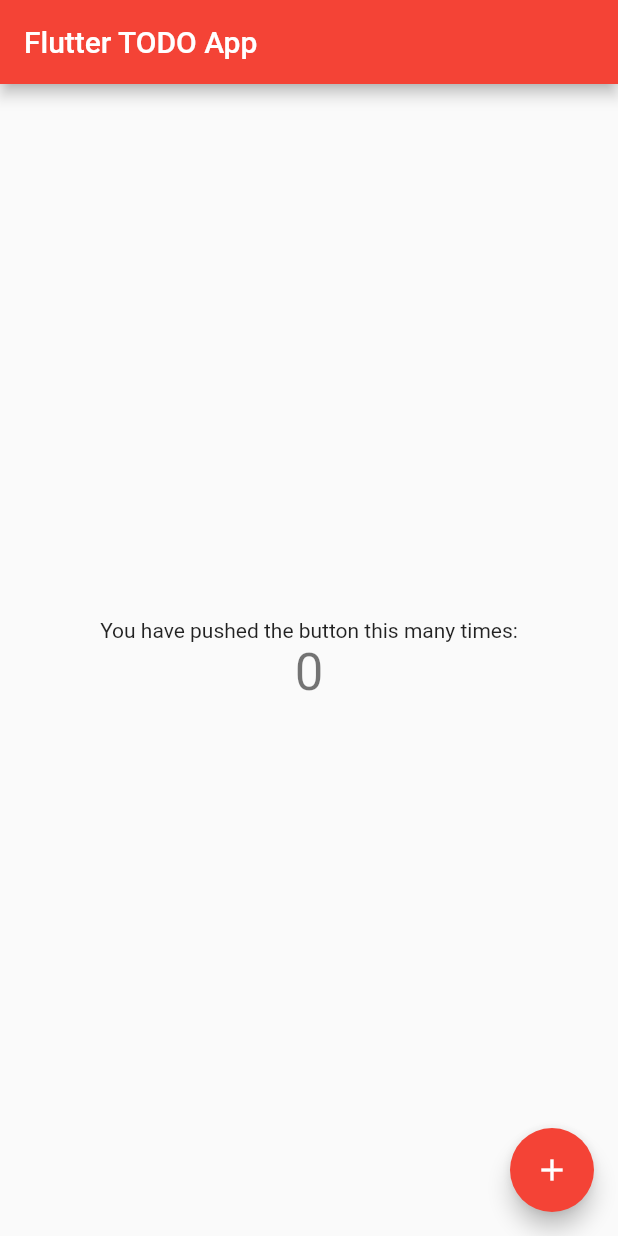
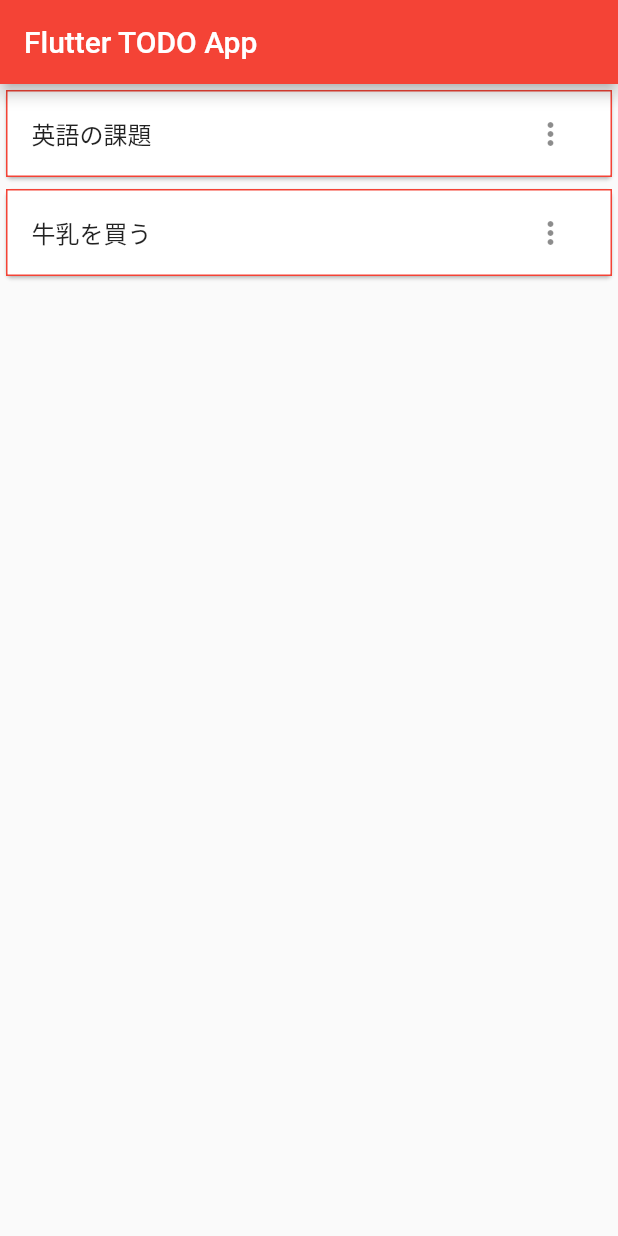
Before and after one commit to ramtiga/flutter_todo, a Flutter app: the screen it shows after launch, on a phone screen of 412 x 824 dp. Run offline on Flutter 3.47's test engine with Material 2 defaults, Android fonts, the phone set to English and light mode, and no system bars.

Commit message:
Change UI my home page

```diff
--- a/lib/main.dart
+++ b/lib/main.dart
@@ -1,4 +1,5 @@
 import 'package:flutter/material.dart';
+import 'my_home_page.dart';
 
 void main() {
   runApp(MyApp());
@@ -30,88 +31,3 @@ class MyApp extends StatelessWidget {
     );
   }
 }
-
-class MyHomePage extends StatefulWidget {
-  MyHomePage({Key key, this.title}) : super(key: key);
-
-  // This widget is the home page of your application. It is stateful, meaning
-  // that it has a State object (defined below) that contains fields that affect
-  // how it looks.
-
-  // This class is the configuration for the state. It holds the values (in this
-  // case the title) provided by the parent (in this case the App widget) and
-  // used by the build method of the State. Fields in a Widget subclass are
-  // always marked "final".
-
-  final String title;
-
-  @override
-  _MyHomePageState createState() => _MyHomePageState();
-}
-
-class _MyHomePageState extends State<MyHomePage> {
-  int _counter = 0;
-
-  void _incrementCounter() {
-    setState(() {
-      // This call to setState tells the Flutter framework that something has
-      // changed in this State, which causes it to rerun the build method below
-      // so that the display can reflect the updated values. If we changed
-      // _counter without calling setState(), then the build method would not be
-      // called again, and so nothing would appear to happen.
-      _counter++;
-    });
-  }
-
-  @override
-  Widget build(BuildContext context) {
-    // This method is rerun every time setState is called, for instance as done
-    // by the _incrementCounter method above.
-    //
-    // The Flutter framework has been optimized to make rerunning build methods
-    // fast, so that you can just rebuild anything that needs updating rather
-    // than having to individually change instances of widgets.
-    return Scaffold(
-      appBar: AppBar(
-        // Here we take the value from the MyHomePage object that was created by
-        // the App.build method, and use it to set our appbar title.
-        title: Text(widget.title),
-      ),
-      body: Center(
-        // Center is a layout widget. It takes a single child and positions it
-        // in the middle of the parent.
-        child: Column(
-          // Column is also a layout widget. It takes a list of children and
-          // arranges them vertically. By default, it sizes itself to fit its
-          // children horizontally, and tries to be as tall as its parent.
-          //
-          // Invoke "debug painting" (press "p" in the console, choose the
-          // "Toggle Debug Paint" action from the Flutter Inspector in Android
-          // Studio, or the "Toggle Debug Paint" command in Visual Studio Code)
-          // to see the wireframe for each widget.
-          //
-          // Column has various properties to control how it sizes itself and
-          // how it positions its children. Here we use mainAxisAlignment to
-          // center the children vertically; the main axis here is the vertical
-          // axis because Columns are vertical (the cross axis would be
-          // horizontal).
-          mainAxisAlignment: MainAxisAlignment.center,
-          children: <Widget>[
-            Text(
-              'You have pushed the button this many times:',
-            ),
-            Text(
-              '$_counter',
-              style: Theme.of(context).textTheme.headline4,
-            ),
-          ],
-        ),
-      ),
-      floatingActionButton: FloatingActionButton(
-        onPressed: _incrementCounter,
-        tooltip: 'Increment',
-        child: Icon(Icons.add),
-      ), // This trailing comma makes auto-formatting nicer for build methods.
-    );
-  }
-}
--- /dev/null
+++ b/lib/my_home_page.dart
@@ -0,0 +1,50 @@
+import 'package:flutter/material.dart';
+
+class MyHomePage extends StatefulWidget {
+  MyHomePage({Key key, this.title}) : super(key: key);
+
+  final String title;
+  @override
+  _MyHomePageState createState() => _MyHomePageState();
+}
+
+class _MyHomePageState extends State<MyHomePage> {
+  List<String> _todoItems = [
+    "英語の課題",
+    "牛乳を買う",
+  ];
+  int _counter = 0;
+
+  void _incrementCounter() {
+    setState(() {
+      _counter++;
+    });
+  }
+
+  @override
+  Widget build(BuildContext context) {
+    return Scaffold(
+      appBar: AppBar(
+        title: Text(widget.title),
+      ),
+      body: ListView.builder(
+        itemCount: _todoItems.length,
+        itemBuilder: (BuildContext context, int index) {
+          return Card(
+            child: Container(
+              decoration: BoxDecoration(
+                  border: Border.all(width: 1.0, color: Colors.red)),
+              child: ListTile(
+                title: Text(_todoItems[index]),
+                trailing: IconButton(
+                  icon: Icon(Icons.more_vert),
+                  onPressed: () {},
+                ),
+              ),
+            ),
+          );
+        },
+      ),
+    );
+  }
+}
```
